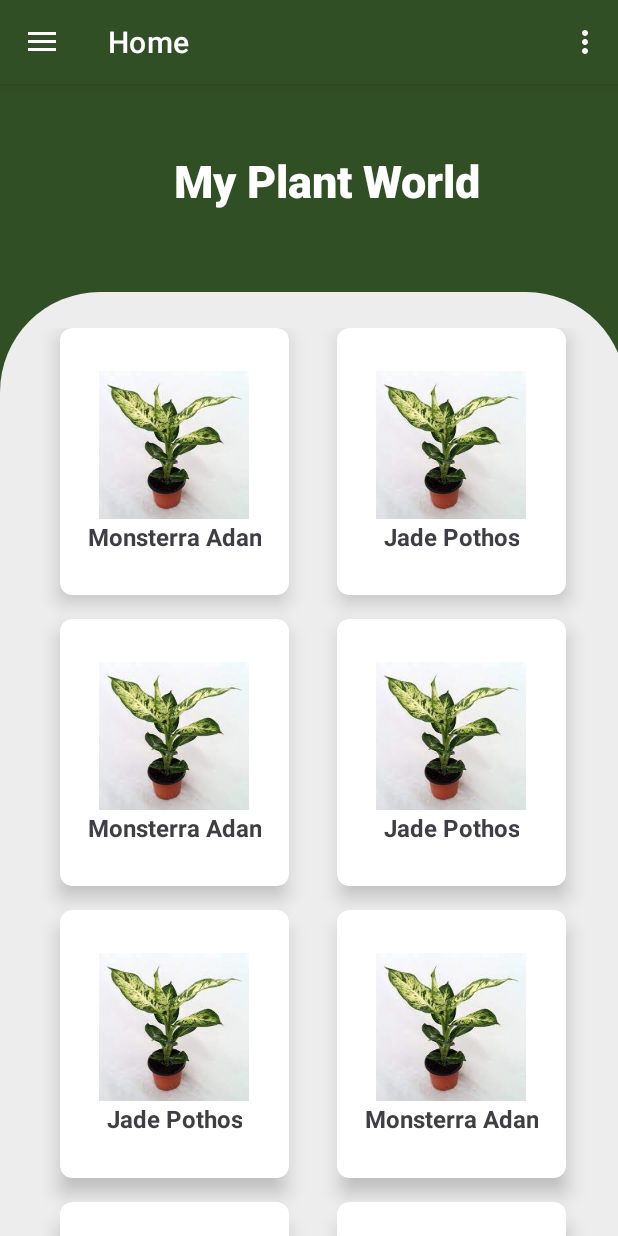
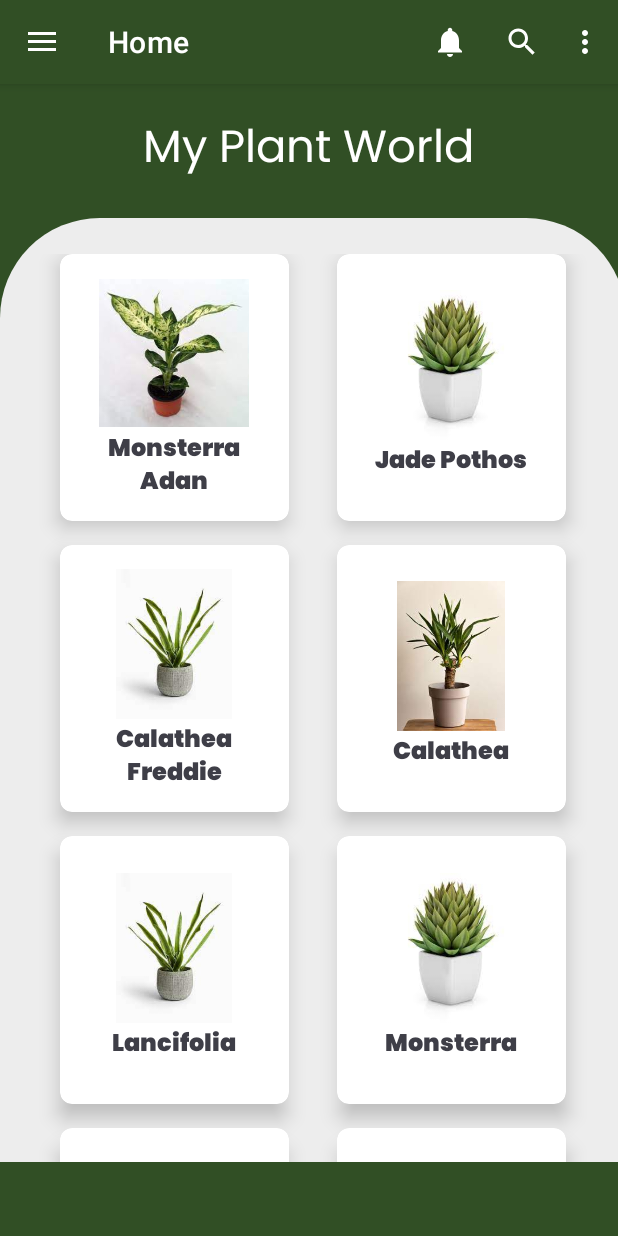
Before and after one commit to Shahryartariq/Plant_Home_App, an Android app: the Activity_Main screen opened directly, with no data from a screen before it, on a phone screen of 412 x 824 dp. Run offline under Robolectric (Android 15) with nearby library versions, the phone set to English and light mode, and no system bars; our stand-ins replace navigation-ui.

Commit message:
menu change and beauitfy

```diff
--- /dev/null
+++ b/app/src/main/res/drawable/ic_noti.xml
@@ -0,0 +1,10 @@
+<vector xmlns:android="http://schemas.android.com/apk/res/android"
+    android:width="24dp"
+    android:height="24dp"
+    android:viewportWidth="24"
+    android:viewportHeight="24"
+    android:tint="?attr/colorControlNormal">
+  <path
+      android:fillColor="@android:color/white"
+      android:pathData="M12,22c1.1,0 2,-0.9 2,-2h-4c0,1.1 0.89,2 2,2zM18,16v-5c0,-3.07 -1.64,-5.64 -4.5,-6.32L13.5,4c0,-0.83 -0.67,-1.5 -1.5,-1.5s-1.5,0.67 -1.5,1.5v0.68C7.63,5.36 6,7.92 6,11v5l-2,2v1h16v-1l-2,-2z"/>
+</vector>
--- /dev/null
+++ b/app/src/main/res/drawable/ic_search.xml
@@ -0,0 +1,10 @@
+<vector xmlns:android="http://schemas.android.com/apk/res/android"
+    android:width="24dp"
+    android:height="24dp"
+    android:viewportWidth="24"
+    android:viewportHeight="24"
+    android:tint="?attr/colorControlNormal">
+  <path
+      android:fillColor="@android:color/white"
+      android:pathData="M15.5,14h-0.79l-0.28,-0.27C15.41,12.59 16,11.11 16,9.5 16,5.91 13.09,3 9.5,3S3,5.91 3,9.5 5.91,16 9.5,16c1.61,0 3.09,-0.59 4.23,-1.57l0.27,0.28v0.79l5,4.99L20.49,19l-4.99,-5zM9.5,14C7.01,14 5,11.99 5,9.5S7.01,5 9.5,5 14,7.01 14,9.5 11.99,14 9.5,14z"/>
+</vector>
--- a/app/src/main/res/layout/activity_login.xml
+++ b/app/src/main/res/layout/activity_login.xml
@@ -121,8 +121,10 @@
         card_view:strokeColor="@color/black" />
 
     <ImageView
+        android:id="@+id/btnfb"
         android:layout_width="50dp"
         android:layout_height="50dp"
+        android:clickable="true"
         android:src="@drawable/sign_in_icons__2_"
         card_view:layout_constraintBottom_toBottomOf="parent"
         card_view:layout_constraintEnd_toEndOf="parent"
@@ -132,6 +134,8 @@
         card_view:layout_constraintVertical_bias="0.0" />
 
     <ImageView
+        android:id="@+id/btngo"
+        android:clickable="true"
         android:layout_width="50dp"
         android:layout_height="50dp"
         android:src="@drawable/sign_in_icons__1_"
--- a/app/src/main/res/layout/activity_navigateplants.xml
+++ b/app/src/main/res/layout/activity_navigateplants.xml
@@ -34,6 +34,7 @@
         android:layout_width="wrap_content"
         android:layout_height="wrap_content"
         android:layout_marginTop="44dp"
+        android:fontFamily="@font/poppinsregular"
         android:text="My Plant World"
         android:textColor="@color/white"
         android:textColorHighlight="@color/white"
--- a/app/src/main/res/layout/fragment_home.xml
+++ b/app/src/main/res/layout/fragment_home.xml
@@ -1,11 +1,12 @@
 <?xml version="1.0" encoding="utf-8"?>
-<androidx.constraintlayout.widget.ConstraintLayout xmlns:android="http://schemas.android.com/apk/res/android"
+<LinearLayout xmlns:android="http://schemas.android.com/apk/res/android"
     xmlns:app="http://schemas.android.com/apk/res-auto"
     xmlns:tools="http://schemas.android.com/tools"
     android:layout_width="match_parent"
     android:layout_height="match_parent"
     tools:context=".ui.home.HomeFragment"
-    android:background="@color/green">
+    android:background="@color/green"
+    android:orientation="vertical">
 
 <!--    Start -->
 
@@ -14,22 +15,16 @@
         android:id="@+id/text_home"
         android:layout_width="wrap_content"
         android:layout_height="wrap_content"
-        android:layout_marginTop="44dp"
-        android:fontFamily="sans-serif-medium"
+        android:layout_gravity="center"
+        android:layout_marginVertical="20dp"
+        android:fontFamily="@font/poppinsregular"
+        android:gravity="center"
         android:text="My Plant World"
         android:textColor="@color/white"
         android:textColorHighlight="@color/white"
         android:textColorHint="@color/white"
         android:textColorLink="#FFFFFF"
-        android:textSize="30sp"
-        android:textStyle="bold"
-        app:layout_constraintBottom_toTopOf="@+id/scrollView2"
-        app:layout_constraintEnd_toEndOf="parent"
-        app:layout_constraintHorizontal_bias="0.561"
-        app:layout_constraintStart_toStartOf="parent"
-        app:layout_constraintTop_toTopOf="parent"
-        app:layout_constraintVertical_bias="0.0"
-        tools:ignore="MissingConstraints" />
+        android:textSize="30sp" />
 
     <ScrollView
         android:id="@+id/scrollView2"
@@ -86,13 +81,15 @@
                             android:layout_width="100dp"
                             android:layout_height="100dp"
                             android:layout_gravity="center_horizontal"
-                            android:src="@drawable/_" />
+                            android:src="@drawable/p12" />
 
                         <TextView
                             android:layout_width="wrap_content"
                             android:layout_height="wrap_content"
                             android:layout_gravity="center"
                             android:text="Monsterra Adan"
+                            android:fontFamily="@font/poppinsblack"
+
                             android:textAlignment="center"
                             android:textColor="@color/textHalfBlack"
                             android:textSize="16sp"
@@ -128,13 +125,14 @@
                             android:layout_width="100dp"
                             android:layout_height="100dp"
                             android:layout_gravity="center_horizontal"
-                            android:src="@drawable/_" />
+                            android:src="@drawable/p8" />
 
                         <TextView
                             android:layout_width="wrap_content"
                             android:layout_height="wrap_content"
                             android:layout_gravity="center"
                             android:text="Jade Pothos"
+                            android:fontFamily="@font/poppinsblack"
                             android:textAlignment="center"
                             android:textColor="@color/textHalfBlack"
                             android:textSize="16sp"
@@ -170,13 +168,14 @@
                             android:layout_width="100dp"
                             android:layout_height="100dp"
                             android:layout_gravity="center_horizontal"
-                            android:src="@drawable/_" />
+                            android:src="@drawable/p10" />
 
                         <TextView
                             android:layout_width="wrap_content"
                             android:layout_height="wrap_content"
                             android:layout_gravity="center"
-                            android:text="Monsterra Adan"
+                            android:text="Calathea Freddie"
+                            android:fontFamily="@font/poppinsblack"
                             android:textAlignment="center"
                             android:textColor="@color/textHalfBlack"
                             android:textSize="16sp"
@@ -213,13 +212,14 @@
                             android:layout_width="100dp"
                             android:layout_height="100dp"
                             android:layout_gravity="center_horizontal"
-                            android:src="@drawable/_" />
+                            android:src="@drawable/p9" />
 
                         <TextView
                             android:layout_width="wrap_content"
                             android:layout_height="wrap_content"
                             android:layout_gravity="center"
-                            android:text="Jade Pothos"
+                            android:text="Calathea"
+                            android:fontFamily="@font/poppinsblack"
                             android:textAlignment="center"
                             android:textColor="@color/textHalfBlack"
                             android:textSize="16sp"
@@ -256,13 +256,14 @@
                             android:layout_width="100dp"
                             android:layout_height="100dp"
                             android:layout_gravity="center_horizontal"
-                            android:src="@drawable/_" />
+                            android:src="@drawable/p10" />
 
                         <TextView
                             android:layout_width="wrap_content"
                             android:layout_height="wrap_content"
                             android:layout_gravity="center"
-                            android:text="Jade Pothos"
+                            android:text="Lancifolia"
+                            android:fontFamily="@font/poppinsblack"
                             android:textAlignment="center"
                             android:textColor="@color/textHalfBlack"
                             android:textSize="16sp"
@@ -299,13 +300,14 @@
                             android:layout_width="100dp"
                             android:layout_height="100dp"
                             android:layout_gravity="center_horizontal"
-                            android:src="@drawable/_" />
+                            android:src="@drawable/p8" />
 
                         <TextView
                             android:layout_width="wrap_content"
                             android:layout_height="wrap_content"
                             android:layout_gravity="center"
-                            android:text="Monsterra Adan"
+                            android:text="Monsterra"
+                            android:fontFamily="@font/poppinsblack"
                             android:textAlignment="center"
                             android:textColor="@color/textHalfBlack"
                             android:textSize="16sp"
@@ -342,13 +344,14 @@
                             android:layout_width="100dp"
                             android:layout_height="100dp"
                             android:layout_gravity="center_horizontal"
-                            android:src="@drawable/_" />
+                            android:src="@drawable/p9" />
 
                         <TextView
                             android:layout_width="wrap_content"
                             android:layout_height="wrap_content"
                             android:layout_gravity="center"
-                            android:text="Jade Pothos"
+                            android:text="Pothos"
+                            android:fontFamily="@font/poppinsblack"
                             android:textAlignment="center"
                             android:textColor="@color/textHalfBlack"
                             android:textSize="16sp"
@@ -385,13 +388,14 @@
                             android:layout_width="100dp"
                             android:layout_height="100dp"
                             android:layout_gravity="center_horizontal"
-                            android:src="@drawable/_" />
+                            android:src="@drawable/p11" />
 
                         <TextView
                             android:layout_width="wrap_content"
                             android:layout_height="wrap_content"
                             android:layout_gravity="center"
                             android:text="Monsterra Adan"
+                            android:fontFamily="@font/poppinsblack"
                             android:textAlignment="center"
                             android:textColor="@color/textHalfBlack"
                             android:textSize="16sp"
@@ -428,13 +432,14 @@
                             android:layout_width="100dp"
                             android:layout_height="100dp"
                             android:layout_gravity="center_horizontal"
-                            android:src="@drawable/_" />
+                            android:src="@drawable/p12" />
 
                         <TextView
                             android:layout_width="wrap_content"
                             android:layout_height="wrap_content"
                             android:layout_gravity="center"
                             android:text="Jade Pothos"
+                            android:fontFamily="@font/poppinsblack"
                             android:textAlignment="center"
                             android:textColor="@color/textHalfBlack"
                             android:textSize="16sp"
@@ -470,13 +475,14 @@
                             android:layout_width="100dp"
                             android:layout_height="100dp"
                             android:layout_gravity="center_horizontal"
-                            android:src="@drawable/_" />
+                            android:src="@drawable/p9" />
 
                         <TextView
                             android:layout_width="wrap_content"
                             android:layout_height="wrap_content"
                             android:layout_gravity="center"
                             android:text="Jade Pothos"
+                            android:fontFamily="@font/poppinsblack"
                             android:textAlignment="center"
                             android:textColor="@color/textHalfBlack"
                             android:textSize="16sp"
@@ -497,4 +503,4 @@
 
     <!--    Stop -->
 
-</androidx.constraintlayout.widget.ConstraintLayout>
+</LinearLayout>
--- a/app/src/main/res/menu/activity__main.xml
+++ b/app/src/main/res/menu/activity__main.xml
@@ -1,6 +1,20 @@
 <?xml version="1.0" encoding="utf-8"?>
 <menu xmlns:android="http://schemas.android.com/apk/res/android"
     xmlns:app="http://schemas.android.com/apk/res-auto">
+
+    <item
+        android:id="@+id/notification"
+        android:title=""
+        app:showAsAction="always"
+        android:icon="@drawable/ic_noti"
+        />
+ <item
+        android:id="@+id/search"
+        android:title=""
+        app:showAsAction="always"
+        android:icon="@drawable/ic_search"
+        />
+
     <item
         android:id="@+id/action_settings"
         android:orderInCategory="100"
@@ -16,11 +30,13 @@
         />
 
     <item
-        android:id="@+id/quit"
+        android:id="@+id/exit"
+        android:title="Exit"
+        app:showAsAction="never"
         android:orderInCategory="100"
-        android:title="Exit"
-        app:showAsAction="never
-" />
+
+
+        />
 
 
 
--- a/app/src/main/res/values/strings.xml
+++ b/app/src/main/res/values/strings.xml
@@ -1,7 +1,7 @@
 <resources>
     <string name="app_name">PlantsHome</string>
     <string name="title">Plant Home</string>
-    <string name="description">Add Your New House Plants Here As your collection Grown and we will help you get care of them</string>
+    <string name="description">Add Your New House Plants Here As your collection Grown and we will help you get care of them.</string>
     <string name="get_started">Get Started</string>
     <string name="thank">Thanks for being a part of us!</string>
 
```
Also changed, not shown: app/src/main/java/com/example/plantshome/Activity_Login.java (+25 -0 lines), app/src/main/java/com/example/plantshome/Activity_Main.java (+79 -5 lines), app/src/main/res/drawable/ic_exit.xml (added, +10 -0 lines), app/src/main/res/layout/activity_getstarted.xml (+10 -9 lines), app/src/main/res/menu/menu.xml (added, +12 -0 lines), app/src/main/res/font/poppinsblack.ttf (added), app/src/main/res/font/poppinsbold.ttf (added), app/src/main/res/font/poppinsmedium.ttf (added), app/src/main/res/font/poppinsregular.ttf (added), app/src/main/res/font/poppinssemibold.ttf (added).
